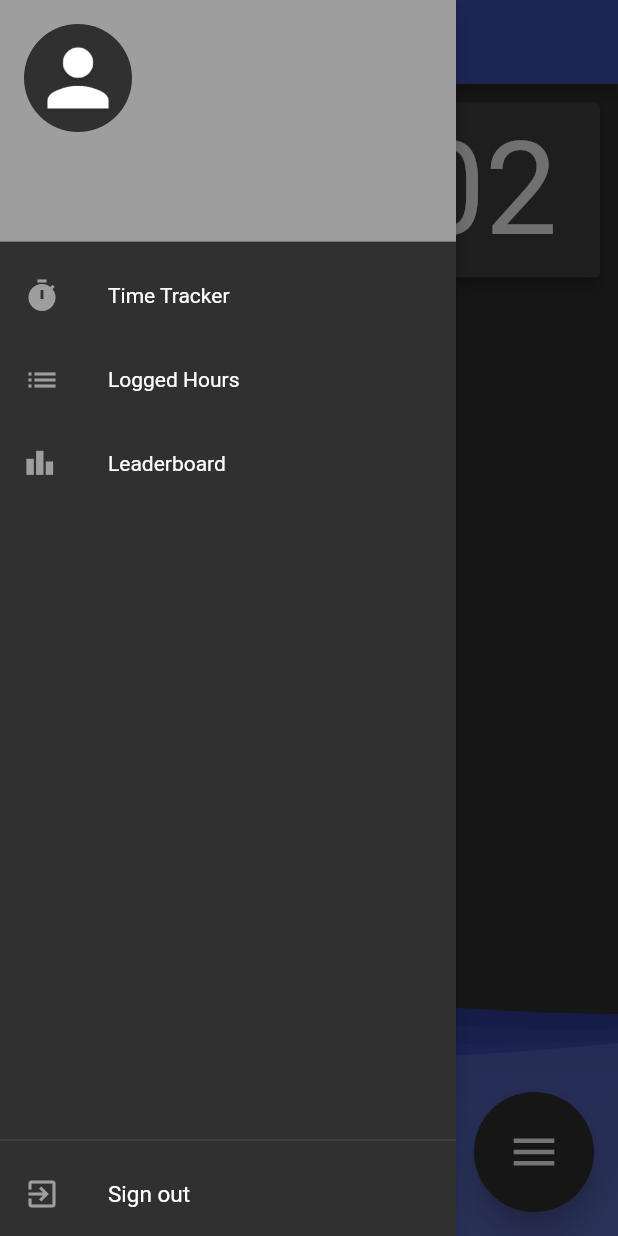
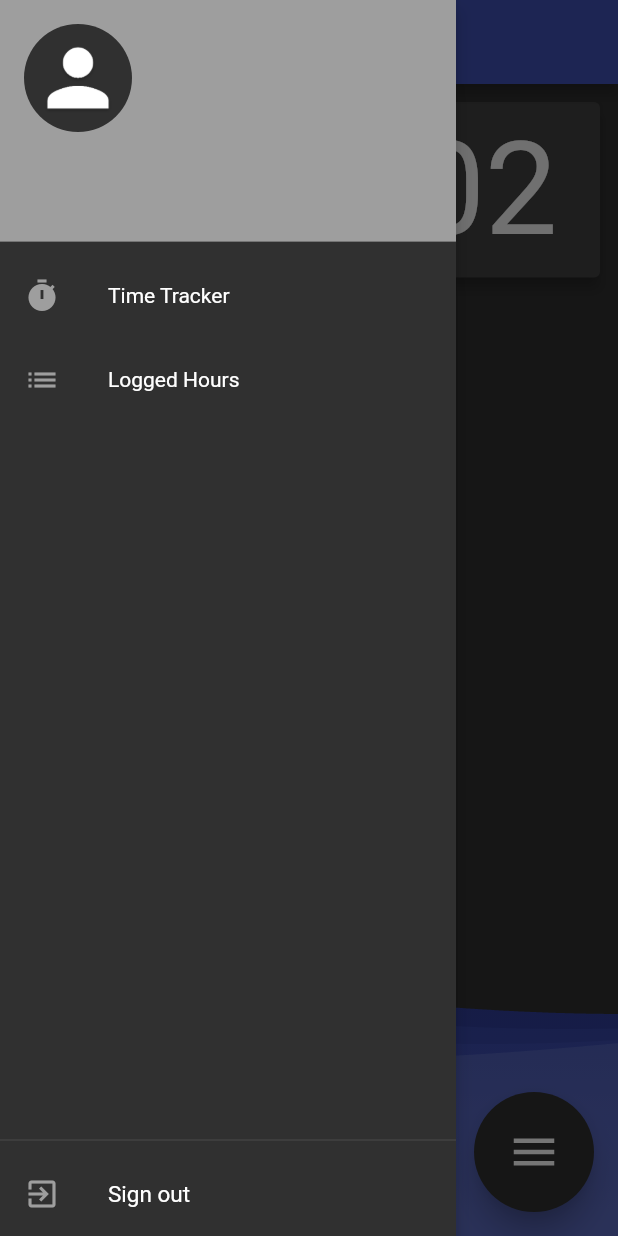
Before and after one commit to mjansen4857/rr_attendance, a Flutter app: the HomePage screen opened directly with empty values, with the side drawer open, on a phone screen of 412 x 824 dp. Run offline on Flutter 3.47's test engine with Material 2 defaults, Android fonts, the phone set to English and light mode, and no system bars; our stand-ins replace cloud_firestore, cloud_functions, firebase_analytics, firebase_auth, firebase_core, flutter_local_notifications and 6 more; accounts and stored records are empty.

Commit message:
add ability to disable leaderboard from firebase console

```diff
--- a/lib/pages/home_page.dart
+++ b/lib/pages/home_page.dart
@@ -29,6 +29,7 @@ class HomePage extends StatefulWidget {
 class _HomePageState extends State<HomePage> {
   PageState _pageState = PageState.TIME_TRACKER;
   bool _isAdmin = false;
+  bool _leaderboardEnabled = false;
 
   void signOut() async {
     try {
@@ -43,8 +44,11 @@ class _HomePageState extends State<HomePage> {
   void initState() {
     super.initState();
     widget.db.isUserAdmin(widget.user).then((isAdmin) {
+      widget.db.isLeaderboardEnabled().then((leaderboardEnabled) {
         setState(() {
           _isAdmin = isAdmin;
+          _leaderboardEnabled = leaderboardEnabled;
+        });
       });
     });
   }
@@ -178,7 +182,8 @@ class _HomePageState extends State<HomePage> {
                     });
                   },
                 ),
-                ListTile(
+                Visibility(
+                  child: ListTile(
                     leading: Icon(
                       CustomIcons.leaderboard,
                       color: Colors.grey,
@@ -188,9 +193,13 @@ class _HomePageState extends State<HomePage> {
                     onTap: () {
                       Navigator.pop(context);
                       setState(() {
+                        if (_leaderboardEnabled || _isAdmin) {
                           _pageState = PageState.LEADERBOARD;
+                        }
                       });
                     },
+                  ),
+                  visible: _leaderboardEnabled || _isAdmin,
                 ),
               ],
             ),
--- a/lib/services/database.dart
+++ b/lib/services/database.dart
@@ -29,6 +29,11 @@ class Database {
   Future<bool> validatePermission(String permissionCode) async {
     DocumentSnapshot settingsDoc = await settings.doc('settings').get();
     return settingsDoc.data()['permission_code'] == permissionCode;
+  }
+
+  Future<bool> isLeaderboardEnabled() async {
+    DocumentSnapshot settingsDoc = await settings.doc('settings').get();
+    return settingsDoc.data()['show_leaderboard'];
   }
 
   Future<int> getTeamNumber(User user) async {
```
Lines whose indentation alone changed are shown as unchanged.
